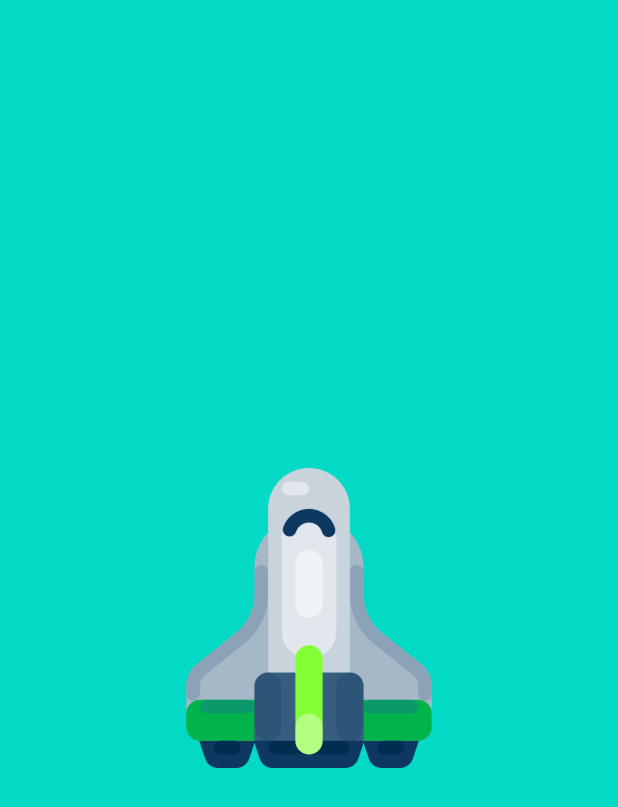
After one commit to valentineRutto/RandomDogImages, an Android app: the layout activity_splash_screen.xml on its own in the app's theme, with its tools: preview values and no code run, on a phone screen of 412 x 824 dp. The commit adds this screen. Shown: the top 807 px of the screen. Run offline under Robolectric (Android 15) with nearby library versions, the phone set to English and light mode, and no system bars.

Commit message:
Add SplashScreen , animate with keyframes

```diff
--- a/app/src/main/java/com/example/randomdogimages/ui/BreedsRecyclerViewAdapter.kt
+++ b/app/src/main/java/com/example/randomdogimages/ui/BreedsRecyclerViewAdapter.kt
@@ -7,6 +7,7 @@ import androidx.recyclerview.widget.DiffUtil
 import androidx.recyclerview.widget.ListAdapter
 import androidx.recyclerview.widget.RecyclerView
 import coil.api.load
+import coil.transform.CircleCropTransformation
 import com.example.randomdogimages.R
 import com.example.randomdogimages.databinding.RowBreedsBinding
 import com.example.randomdogimages.network.data.BreedUiData
@@ -35,7 +36,7 @@ class BreedsRecyclerViewAdapter(var breedClickListener:BreedsClickListener) :
             binding.ivDogImage.load("${item.imageUrl}") {
                 crossfade(true)
                 placeholder(R.drawable.ic_launcher_background)
-//                transformations(CircleCropTransformation())
+                transformations(CircleCropTransformation())
             }
 
             binding.txtBreedName.text = item.name
--- /dev/null
+++ b/app/src/main/res/layout/activity_splash_screen.xml
@@ -0,0 +1,20 @@
+<?xml version="1.0" encoding="utf-8"?>
+<androidx.constraintlayout.motion.widget.MotionLayout
+    xmlns:android="http://schemas.android.com/apk/res/android"
+    xmlns:app="http://schemas.android.com/apk/res-auto"
+    xmlns:tools="http://schemas.android.com/tools"
+    android:layout_width="match_parent"
+    android:id="@+id/motionLayoutContainer"
+    android:layout_height="match_parent"
+    android:background="@color/teal_200"
+    app:layoutDescription="@xml/activity_splash_screen_scene"
+    tools:context=".ui.SplashScreen">
+
+    <ImageView
+        android:id="@+id/im_space"
+        android:layout_width="200dp"
+        android:layout_height="200dp"
+        android:contentDescription="@string/app_name"
+        android:src="@drawable/space_shuttle" />
+
+</androidx.constraintlayout.motion.widget.MotionLayout>
--- a/app/src/main/res/values/themes.xml
+++ b/app/src/main/res/values/themes.xml
@@ -12,5 +12,7 @@
         <!-- Status bar color. -->
         <item name="android:statusBarColor" tools:targetApi="l">?attr/colorPrimaryVariant</item>
         <!-- Customize your theme here. -->
+        <item name="android:windowDisablePreview">true</item>
+        <item name="android:windowIsTranslucent">true</item>
     </style>
 </resources>
--- a/app/src/main/res/xml/activity_breeds_details_scene.xml
+++ b/app/src/main/res/xml/activity_breeds_details_scene.xml
@@ -3,6 +3,7 @@
     xmlns:motion="http://schemas.android.com/apk/res-auto">
 
     <ConstraintSet android:id="@+id/start">
+
 
         <Constraint android:id="@+id/iv_dog_image"
             android:layout_height="match_parent"
--- /dev/null
+++ b/app/src/main/res/xml/activity_splash_screen_scene.xml
@@ -0,0 +1,52 @@
+<?xml version="1.0" encoding="utf-8"?>
+<MotionScene
+    xmlns:android="http://schemas.android.com/apk/res/android"
+    xmlns:motion="http://schemas.android.com/apk/res-auto">
+
+
+    <Transition
+        motion:constraintSetEnd="@+id/end"
+        motion:constraintSetStart="@id/start"
+    motion:autoTransition="animateToEnd"
+
+    motion:duration="2000">
+       <KeyFrameSet>
+           <KeyAttribute
+               android:scaleX="1"
+               android:scaleY="1"
+               motion:framePosition="10"
+               motion:motionTarget="@+id/im_space" />
+           <KeyAttribute
+               android:scaleX="0.5"
+               android:scaleY="0.5"
+               motion:framePosition="20"
+               motion:motionTarget="@+id/im_space" />
+
+           <KeyAttribute
+               android:scaleX="0.5"
+               android:scaleY="0.5"
+               motion:framePosition="30"
+               motion:motionTarget="@+id/im_space" />
+
+           <KeyAttribute
+               android:scaleX="50"
+               android:scaleY="50"
+               motion:framePosition="100"
+               motion:motionTarget="@+id/im_space" />
+       </KeyFrameSet>
+    </Transition>
+
+    <ConstraintSet android:id="@+id/start">
+        <Constraint
+       android:id="@+id/im_space"
+       android:layout_height="200dp" android:layout_width="200dp"
+        motion:layout_constraintBottom_toBottomOf="parent"
+        motion:layout_constraintEnd_toEndOf="parent"
+        motion:layout_constraintStart_toStartOf="parent"
+        motion:layout_constraintTop_toTopOf="parent"/>
+
+    </ConstraintSet>
+
+    <ConstraintSet android:id="@+id/end">
+    </ConstraintSet>
+</MotionScene>
```
Also changed, not shown: app/src/main/AndroidManifest.xml (+8 -3 lines), app/src/main/java/com/example/randomdogimages/ui/BreedsDetails.kt (+4 -5 lines), app/src/main/java/com/example/randomdogimages/ui/SplashScreen.kt (added, +40 -0 lines), app/src/main/res/layout/activity_breeds_details.xml (+27 -0 lines), app/src/main/res/layout/row_breeds.xml (+40 -18 lines), app/src/main/res/xml/row_breeds_xml_constraintlayout_scene.xml (added, +33 -0 lines), app/src/main/res/drawable/robot.png (added), app/src/main/res/drawable/space_shuttle.png (added).
